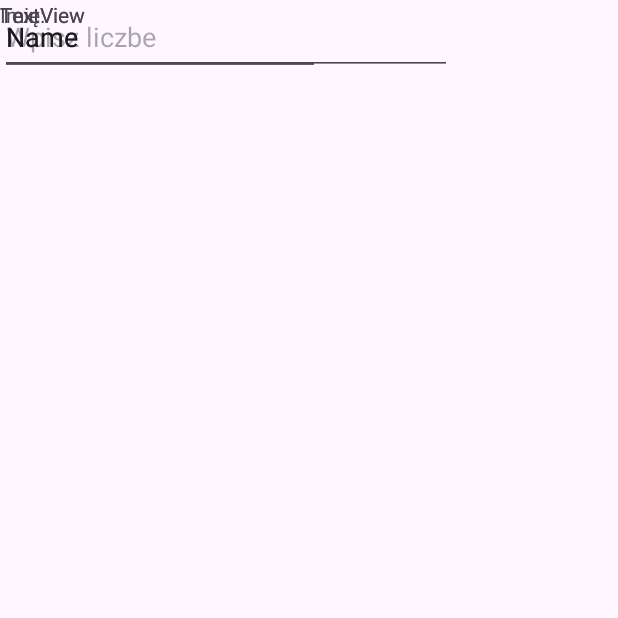
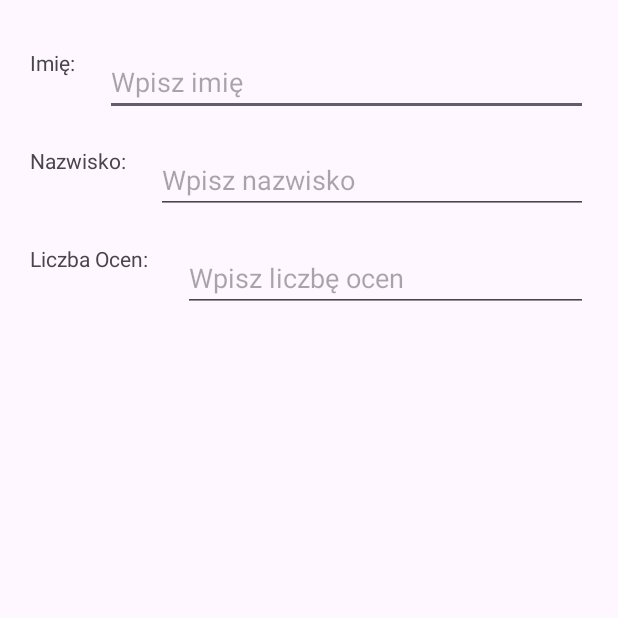
Before and after one commit to gabrylo/lab1grades, an Android app: the screen it shows after launch (MainActivity), on a phone screen of 412 x 824 dp, the top half of it. Run offline under Robolectric (Android 15) with nearby library versions, the phone set to English and light mode, and no system bars.

Commit message:
without button

```diff
--- a/app/src/main/java/com/example/lab1grades/MainActivity.java
+++ b/app/src/main/java/com/example/lab1grades/MainActivity.java
@@ -2,13 +2,79 @@ package com.example.lab1grades;
 
 import androidx.appcompat.app.AppCompatActivity;
 
+import android.view.View;
+import android.widget.Button;
 import android.os.Bundle;
+import android.widget.EditText;
 
 public class MainActivity extends AppCompatActivity {
+
+    private EditText edName;
+    private EditText surnameEditText;
+    private EditText gradeNumberEditText;
+    private Button btGrades;
 
     @Override
     protected void onCreate(Bundle savedInstanceState) {
         super.onCreate(savedInstanceState);
         setContentView(R.layout.activity_main);
+        edName = findViewById(R.id.edName);
+        surnameEditText = findViewById(R.id.edSurname);
+        gradeNumberEditText = findViewById(R.id.edGradeNumber);
+        btGrades = findViewById(R.id.btGrades);
+
+        btGrades.setVisibility(View.INVISIBLE);
+
+        edName.setOnFocusChangeListener((view, hasFocus) -> {
+            if (!hasFocus) {
+                validateName(edName);
+            }
+        });
+
+        surnameEditText.setOnFocusChangeListener((view, hasFocus) -> {
+            if (!hasFocus) {
+                validateName(surnameEditText);
+            }
+        });
+
+        gradeNumberEditText.setOnFocusChangeListener((view, hasFocus) -> {
+            if (!hasFocus) {
+                validateGrades(gradeNumberEditText);
+            }
+        });
+
+        btGrades.setOnClickListener(view -> onGradesButtonClick());
+    }
+
+    private void validateName(EditText editText) {
+        String text = editText.getText().toString().trim();
+        if (text.isEmpty()) {
+            editText.setError("Pole nie może być puste");
+        }
+    }
+
+    private void validateGrades(EditText editText) {
+        String text = editText.getText().toString().trim();
+        if (text.isEmpty()) {
+            editText.setError("Pole nie może być puste");
+            return;
+        }
+
+        try {
+            int numberOfGrades = Integer.parseInt(text);
+            if (numberOfGrades < 5 || numberOfGrades > 15) {
+                editText.setError("Liczba ocen musi być z zakresu 5-15");
+                return;
+            }
+            // Jeśli wszystko jest w porządku, pokaż przycisk
+            btGrades.setVisibility(View.VISIBLE);
+        } catch (NumberFormatException e) {
+            editText.setError("Wprowadź poprawną liczbę");
+        }
+    }
+
+    private void onGradesButtonClick() {
+        // Tutaj dodaj logikę, która ma być wywołana po kliknięciu przycisku btGrades
+        // Na przykład zapisanie ocen, obliczenia itp.
     }
 }
--- a/app/src/main/res/layout/activity_main.xml
+++ b/app/src/main/res/layout/activity_main.xml
@@ -3,60 +3,77 @@
     xmlns:app="http://schemas.android.com/apk/res-auto"
     xmlns:tools="http://schemas.android.com/tools"
     android:layout_width="match_parent"
-    android:layout_height="match_parent"
-    tools:context=".MainActivity">
+    android:layout_height="match_parent">
 
     <TextView
-        android:id="@+id/textView3"
+        android:id="@+id/textViewImie"
         android:layout_width="wrap_content"
         android:layout_height="wrap_content"
-        android:text="TextView"
-        tools:layout_editor_absoluteX="16dp"
-        tools:layout_editor_absoluteY="98dp" />
+        android:layout_marginStart="20dp"
+        android:layout_marginTop="32dp"
+        android:text="Imię:"
+        app:layout_constraintStart_toStartOf="parent"
+        app:layout_constraintTop_toTopOf="parent" />
+
+    <EditText
+        android:id="@+id/edName"
+        android:layout_width="0dp"
+        android:layout_height="wrap_content"
+        android:hint="Wpisz imię"
+        app:layout_constraintStart_toEndOf="@+id/textViewImie"
+        app:layout_constraintEnd_toEndOf="parent"
+        app:layout_constraintTop_toTopOf="@+id/textViewImie"
+        android:layout_marginStart="20dp"
+        android:layout_marginEnd="20dp"/>
 
     <TextView
-        android:id="@+id/textView2"
+        android:id="@+id/textViewNazwisko"
         android:layout_width="wrap_content"
         android:layout_height="wrap_content"
-        android:text="TextView"
-        tools:layout_editor_absoluteX="16dp"
-        tools:layout_editor_absoluteY="65dp" />
+        android:text="Nazwisko:"
+        app:layout_constraintStart_toStartOf="@+id/textViewImie"
+        app:layout_constraintTop_toBottomOf="@+id/edName"
+        android:layout_marginTop="20dp"/>
+
+    <EditText
+        android:id="@+id/edSurname"
+        android:layout_width="0dp"
+        android:layout_height="wrap_content"
+        android:hint="Wpisz nazwisko"
+        app:layout_constraintStart_toEndOf="@+id/textViewNazwisko"
+        app:layout_constraintEnd_toEndOf="parent"
+        app:layout_constraintTop_toTopOf="@+id/textViewNazwisko"
+        android:layout_marginStart="20dp"
+        android:layout_marginEnd="20dp"/>
 
     <TextView
-        android:id="@+id/textView"
+        android:id="@+id/textViewLiczbaOcen"
         android:layout_width="wrap_content"
         android:layout_height="wrap_content"
-        android:text="Imię:"
-        tools:layout_editor_absoluteX="30dp"
-        tools:layout_editor_absoluteY="16dp" />
+        android:text="@string/tvGradesNumber"
+        app:layout_constraintStart_toStartOf="@+id/textViewNazwisko"
+        app:layout_constraintTop_toBottomOf="@+id/edSurname"
+        android:layout_marginTop="20dp"/>
 
     <EditText
-        android:id="@+id/editTextNumber"
-        android:layout_width="wrap_content"
-        android:layout_height="50dp"
-        android:ems="10"
-        android:hint="Wpisz liczbe"
+        android:id="@+id/edGradeNumber"
+        android:layout_width="0dp"
+        android:layout_height="wrap_content"
+        android:layout_marginStart="20dp"
+        android:layout_marginEnd="20dp"
+        android:hint="Wpisz liczbę ocen"
         android:inputType="number"
-        tools:layout_editor_absoluteX="100dp"
-        tools:layout_editor_absoluteY="150dp" />
+        app:layout_constraintEnd_toEndOf="parent"
+        app:layout_constraintStart_toEndOf="@+id/textViewLiczbaOcen"
+        app:layout_constraintTop_toTopOf="@+id/textViewLiczbaOcen" />
 
-    <EditText
-        android:id="@+id/editTextText"
-        android:layout_width="301dp"
-        android:layout_height="50dp"
-        android:ems="10"
-        android:inputType="text"
-        android:text="Name"
-        tools:layout_editor_absoluteX="94dp"
-        tools:layout_editor_absoluteY="7dp" />
+    <Button
+        android:id="@+id/btGrades"
+        android:layout_width="387dp"
+        android:layout_height="40dp"
+        android:layout_marginEnd="16dp"
+        android:text="Button"
+        app:layout_constraintEnd_toEndOf="parent"
+        app:layout_constraintTop_toBottomOf="@+id/edGradeNumber" />
 
-    <EditText
-        android:id="@+id/editTextText2"
-        android:layout_width="wrap_content"
-        android:layout_height="50dp"
-        android:ems="10"
-        android:inputType="text"
-        android:text="Name"
-        tools:layout_editor_absoluteX="100dp"
-        tools:layout_editor_absoluteY="76dp" />
 </androidx.constraintlayout.widget.ConstraintLayout>
--- a/app/src/main/res/values/strings.xml
+++ b/app/src/main/res/values/strings.xml
@@ -1,3 +1,5 @@
 <resources>
     <string name="app_name">lab1grades</string>
+    <string name="tvGradesNumber">"Liczba Ocen: "</string>
+
 </resources>
```
